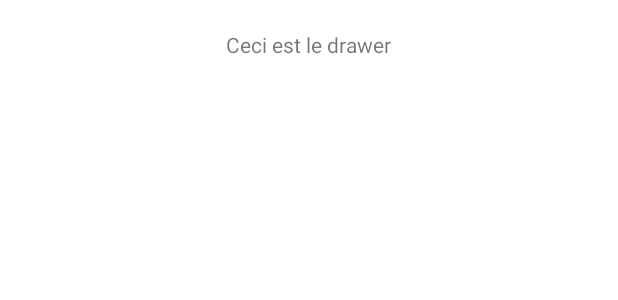
After one commit to bopopescu/HeuApplication, an Android app: the layout drawer.xml on its own in the app's theme, with its tools: preview values and no code run, on a phone screen of 412 x 824 dp. The commit adds this screen. Shown: the top 300 px of the screen. Run offline under Robolectric (Android 15) with nearby library versions, the phone set to English and light mode, and no system bars.

Commit message:
add drawer with toolbar

```diff
--- a/app/src/main/java/com/example/guill/myapplication/ResultActivity.java
+++ b/app/src/main/java/com/example/guill/myapplication/ResultActivity.java
@@ -147,7 +147,7 @@ public class ResultActivity extends AppCompatActivity {
         String name = "record123";
         Historic historic = new Historic();
         historic.writeJson(name, "historic_heu.json", speechResult, totalTime);
-        Toast.makeText(getBaseContext(), "C'est bon !", Toast.LENGTH_LONG).show();
+        Toast.makeText(getBaseContext(), "C'est fait !", Toast.LENGTH_LONG).show();
     }
 
 
--- a/app/src/main/res/layout/activity_result.xml
+++ b/app/src/main/res/layout/activity_result.xml
@@ -75,7 +75,7 @@
         android:layout_width="wrap_content"
         android:layout_height="wrap_content"
         android:layout_marginTop="10dp"
-        android:text="Cliquer sur un mot pour voir ses synonymes"
+        android:text="Cliquez sur un mot pour voir ses synonymes"
         android:textAlignment="center"
         android:textStyle="italic"
         app:layout_constraintLeft_toLeftOf="parent"
--- /dev/null
+++ b/app/src/main/res/layout/drawer.xml
@@ -0,0 +1,15 @@
+<?xml version="1.0" encoding="utf-8"?>
+<LinearLayout xmlns:android="http://schemas.android.com/apk/res/android"
+    android:layout_width="match_parent"
+    android:layout_height="match_parent"
+    android:background="@android:color/white"
+    android:orientation="vertical">
+
+    <TextView
+        android:layout_gravity="center"
+        android:layout_width="wrap_content"
+        android:layout_height="wrap_content"
+        android:padding="20dp"
+        android:text="Ceci est le drawer"/>
+
+</LinearLayout>
--- a/app/src/main/res/values/styles.xml
+++ b/app/src/main/res/values/styles.xml
@@ -2,6 +2,10 @@
 
     <!-- Base application theme. -->
     <style name="AppTheme" parent="Theme.AppCompat.Light.DarkActionBar">
+
+        <item name="windowActionBar">false</item>
+        <item name="windowNoTitle">true</item>
+
         <!-- Customize your theme here. -->
         <item name="colorPrimary">@color/colorPrimary</item>
         <item name="colorPrimaryDark">@color/colorPrimaryDark</item>
```
Also changed, not shown: app/src/main/java/com/example/guill/myapplication/MainActivity.java (+29 -0 lines), app/src/main/res/layout/activity_main.xml (+30 -0 lines).
